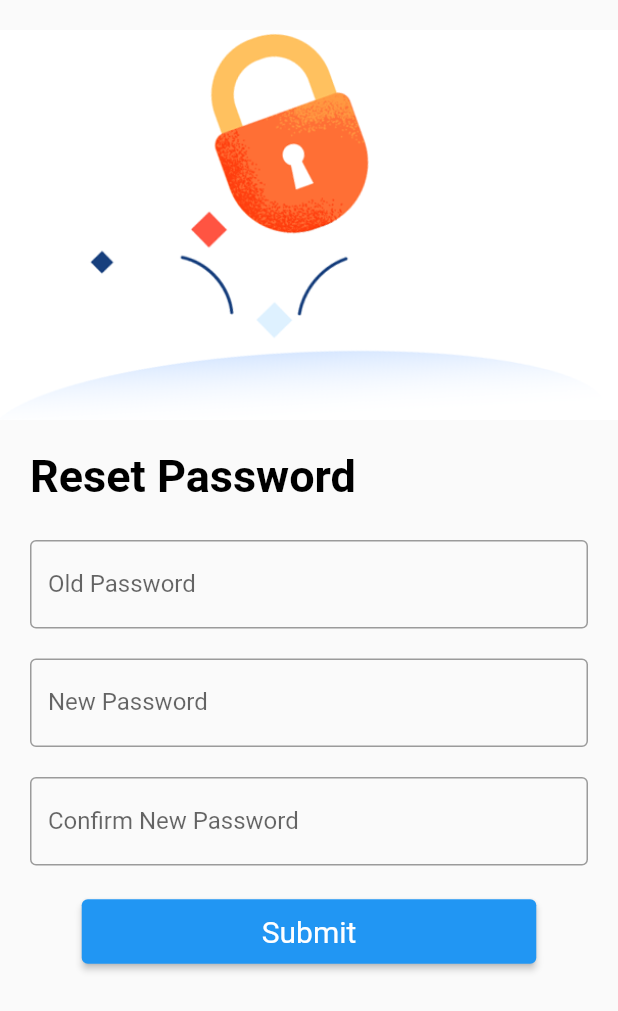
After one commit to elinonga/flutter_auth, a Flutter app: the ResetPasswordPage screen opened directly, on a phone screen of 412 x 824 dp. The commit adds this screen. Shown: the top 1011 px of the screen. Run offline on Flutter 3.47's test engine with Material 2 defaults, Android fonts, the phone set to English and light mode, and no system bars.

Commit message:
:lipstick: Reset Password Page

```diff
--- a/lib/pages/register.dart
+++ b/lib/pages/register.dart
@@ -1,6 +1,7 @@
 import 'package:flutter/material.dart';
 import 'package:login/pages/enter_otp.dart';
 import 'package:login/pages/login.dart';
+import 'package:login/pages/reset_password.dart';
 import 'package:login/widgets/buttons/save_button.dart';
 import 'package:login/widgets/headers/image_header.dart';
 import 'package:login/widgets/headers/text_header.dart';
@@ -85,7 +86,8 @@ class _RegistrationPageState extends State<RegistrationPage> {
                           Navigator.push(
                             context,
                             MaterialPageRoute(
-                                builder: (context) => const EnterOTPPage()),
+                              builder: (context) => const EnterOTPPage(),
+                            ),
                           );
                         },
                     ),
@@ -100,6 +102,12 @@ class _RegistrationPageState extends State<RegistrationPage> {
                       recognizer: TapGestureRecognizer()
                         ..onTap = () {
                           // Handle the privacy policy link tap here
+                          Navigator.push(
+                            context,
+                            MaterialPageRoute(
+                                builder: (context) =>
+                                    const ResetPasswordPage()),
+                          );
                         },
                     ),
                   ],
--- /dev/null
+++ b/lib/pages/reset_password.dart
@@ -0,0 +1,62 @@
+import 'package:flutter/material.dart';
+import 'package:login/widgets/buttons/save_button.dart';
+import 'package:login/widgets/headers/image_header.dart';
+import 'package:login/widgets/headers/text_header.dart';
+import 'package:login/widgets/inputs/text_input_field.dart';
+
+class ResetPasswordPage extends StatefulWidget {
+  const ResetPasswordPage({Key? key}) : super(key: key);
+
+  @override
+  State<ResetPasswordPage> createState() => _ResetPasswordPageState();
+}
+
+class _ResetPasswordPageState extends State<ResetPasswordPage> {
+  @override
+  Widget build(BuildContext context) {
+    return Scaffold(
+      body: ListView(
+        children: [
+          Column(
+            children: const [
+              // Reset Password Image
+              CustomImageHeader(
+                imgUrl: "assets/images/banners/reset.png",
+              ),
+
+              // Reset Password - Text
+              CustomTextHeader(
+                header: "Reset Password",
+              ),
+              SizedBox(height: 25),
+
+              // Old Password TextField
+              CustomTextInputField(
+                label: "Old Password",
+              ),
+              SizedBox(height: 20),
+
+              // New Password TextField
+              CustomTextInputField(
+                label: "New Password",
+              ),
+              SizedBox(height: 20),
+
+              // Confirm New Password TextField
+              CustomTextInputField(
+                label: "Confirm New Password",
+              ),
+              SizedBox(height: 20),
+
+              // Submit Button
+              CustomSaveButton(
+                label: 'Submit',
+              ),
+              SizedBox(height: 20),
+            ],
+          )
+        ],
+      ),
+    );
+  }
+}
```
